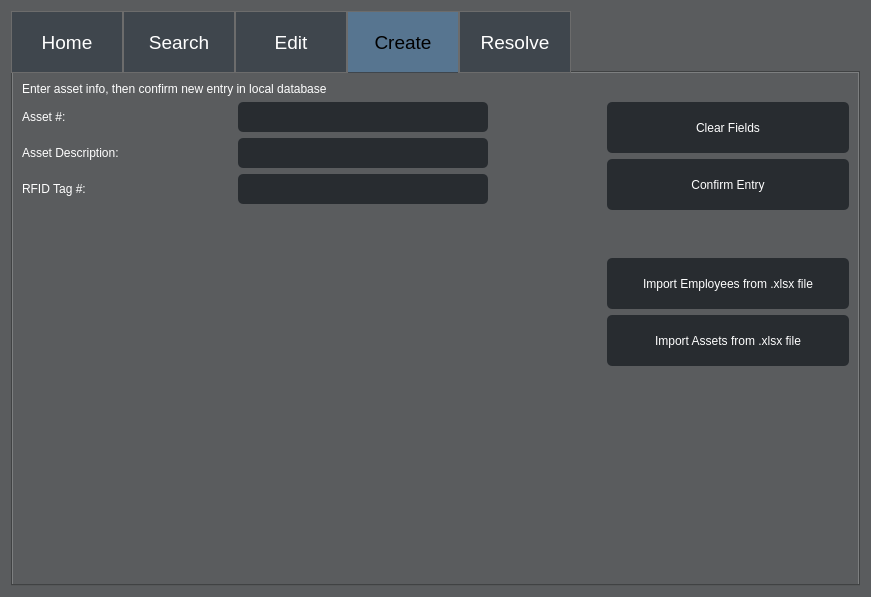
This is ui/Admin_Level2_Access.ui in Capstone-RFID/Code as Qt 5 draws it before an edit. The edited form follows.
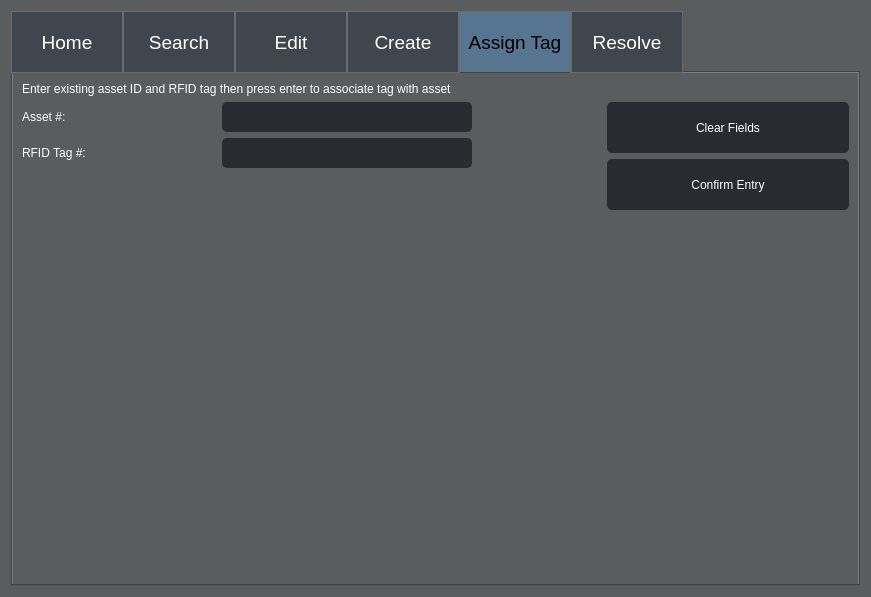
This is the edited form.

Commit message:
Made an Assign Tag tab
Not sure if having RFID assignment in the create tab really makes a lot of sense, made a new tab just for assigning RFID tags to assets

Patch:
```diff
--- a/ui/Admin_Level2_Access.ui
+++ b/ui/Admin_Level2_Access.ui
@@ -128,7 +128,7 @@
 </string>
      </property>
      <property name="currentIndex">
-      <number>3</number>
+      <number>4</number>
      </property>
      <property name="iconSize">
       <size>
@@ -1563,6 +1563,262 @@
        </item>
       </layout>
      </widget>
+     <widget class="QWidget" name="Assign_Tag_Tab">
+      <attribute name="title">
+       <string>Assign Tag</string>
+      </attribute>
+      <layout class="QHBoxLayout" name="horizontalLayout_4">
+       <item>
+        <layout class="QGridLayout" name="gridLayout_7">
+         <item row="0" column="0" colspan="2">
+          <widget class="QLabel" name="Create_Prompt_Label_2">
+           <property name="styleSheet">
+            <string notr="true">color: rgb(255, 255, 255);
+font: Bold 14pt &quot;MS Shell Dlg 2&quot;;</string>
+           </property>
+           <property name="text">
+            <string>Enter existing asset ID and RFID tag then press enter to associate tag with asset</string>
+           </property>
+          </widget>
+         </item>
+         <item row="1" column="1">
+          <layout class="QVBoxLayout" name="verticalLayout_9">
+           <item>
+            <widget class="QPushButton" name="AssignTag_Clear_Fields_Button">
+             <property name="minimumSize">
+              <size>
+               <width>242</width>
+               <height>51</height>
+              </size>
+             </property>
+             <property name="styleSheet">
+              <string notr="true">QPushButton#AssignTag_Clear_Fields_Button {
+background-color: #282c30;
+color: rgb(255, 255, 255);
+border-style: outset;
+font: 14pt &quot;MS Shell Dlg 2&quot;;
+min-width: 10em;
+padding: 6px;
+}
+QPushButton#AssignTag_Clear_Fields_Button:pressed {
+    background-color: #577590;
+    border-style: inset;
+}</string>
+             </property>
+             <property name="text">
+              <string>Clear Fields</string>
+             </property>
+            </widget>
+           </item>
+           <item>
+            <widget class="QPushButton" name="AssignTag_Confirm_Entry_Button">
+             <property name="minimumSize">
+              <size>
+               <width>242</width>
+               <height>51</height>
+              </size>
+             </property>
+             <property name="styleSheet">
+              <string notr="true">QPushButton#AssignTag_Confirm_Entry_Button {
+background-color: #282c30;
+color: rgb(255, 255, 255);
+border-style: outset;
+font: 14pt &quot;MS Shell Dlg 2&quot;;
+min-width: 10em;
+padding: 6px;
+}
+QPushButton#AssignTag_Confirm_Entry_Button:pressed {
+    background-color: #577590;
+    border-style: inset;
+}</string>
+             </property>
+             <property name="text">
+              <string>Confirm Entry</string>
+             </property>
+            </widget>
+           </item>
+           <item>
+            <spacer name="verticalSpacer_11">
+             <property name="orientation">
+              <enum>Qt::Vertical</enum>
+             </property>
+             <property name="sizeHint" stdset="0">
+              <size>
+               <width>20</width>
+               <height>40</height>
+              </size>
+             </property>
+            </spacer>
+           </item>
+           <item>
+            <spacer name="verticalSpacer_12">
+             <property name="orientation">
+              <enum>Qt::Vertical</enum>
+             </property>
+             <property name="sizeHint" stdset="0">
+              <size>
+               <width>20</width>
+               <height>40</height>
+              </size>
+             </property>
+            </spacer>
+           </item>
+           <item>
+            <spacer name="verticalSpacer_13">
+             <property name="orientation">
+              <enum>Qt::Vertical</enum>
+             </property>
+             <property name="sizeHint" stdset="0">
+              <size>
+               <width>20</width>
+               <height>40</height>
+              </size>
+             </property>
+            </spacer>
+           </item>
+           <item>
+            <spacer name="verticalSpacer_14">
+             <property name="orientation">
+              <enum>Qt::Vertical</enum>
+             </property>
+             <property name="sizeHint" stdset="0">
+              <size>
+               <width>20</width>
+               <height>40</height>
+              </size>
+             </property>
+            </spacer>
+           </item>
+           <item>
+            <spacer name="verticalSpacer_15">
+             <property name="orientation">
+              <enum>Qt::Vertical</enum>
+             </property>
+             <property name="sizeHint" stdset="0">
+              <size>
+               <width>20</width>
+               <height>40</height>
+              </size>
+             </property>
+            </spacer>
+           </item>
+           <item>
+            <spacer name="verticalSpacer_16">
+             <property name="orientation">
+              <enum>Qt::Vertical</enum>
+             </property>
+             <property name="sizeHint" stdset="0">
+              <size>
+               <width>20</width>
+               <height>40</height>
+              </size>
+             </property>
+            </spacer>
+           </item>
+          </layout>
+         </item>
+         <item row="1" column="0">
+          <layout class="QGridLayout" name="gridLayout_8">
+           <item row="0" column="3">
+            <spacer name="horizontalSpacer_8">
+             <property name="orientation">
+              <enum>Qt::Horizontal</enum>
+             </property>
+             <property name="sizeHint" stdset="0">
+              <size>
+               <width>40</width>
+               <height>20</height>
+              </size>
+             </property>
+            </spacer>
+           </item>
+           <item row="0" column="1">
+            <spacer name="horizontalSpacer_7">
+             <property name="orientation">
+              <enum>Qt::Horizontal</enum>
+             </property>
+             <property name="sizeHint" stdset="0">
+              <size>
+               <width>40</width>
+               <height>20</height>
+              </size>
+             </property>
+            </spacer>
+           </item>
+           <item row="1" column="2">
+            <widget class="QLineEdit" name="AssignTag_RFID_Tag_Field">
+             <property name="minimumSize">
+              <size>
+               <width>250</width>
+               <height>30</height>
+              </size>
+             </property>
+             <property name="styleSheet">
+              <string notr="true">color: rgb(255, 255, 255);
+background-color: #282c30;
+font: 12pt &quot;MS Shell Dlg 2&quot;;</string>
+             </property>
+             <property name="text">
+              <string/>
+             </property>
+            </widget>
+           </item>
+           <item row="0" column="2">
+            <widget class="QLineEdit" name="AssetTag_Asset_Num_Field">
+             <property name="minimumSize">
+              <size>
+               <width>250</width>
+               <height>30</height>
+              </size>
+             </property>
+             <property name="styleSheet">
+              <string notr="true">color: rgb(255, 255, 255);
+background-color: #282c30;
+font: 12pt &quot;MS Shell Dlg 2&quot;;</string>
+             </property>
+            </widget>
+           </item>
+           <item row="1" column="0">
+            <widget class="QLabel" name="AssignTag_RFID_Tag_Label">
+             <property name="styleSheet">
+              <string notr="true">color: rgb(255, 255, 255);
+font: 12pt &quot;MS Shell Dlg 2&quot;;</string>
+             </property>
+             <property name="text">
+              <string>RFID Tag #:</string>
+             </property>
+            </widget>
+           </item>
+           <item row="0" column="0">
+            <widget class="QLabel" name="AssignTag_Asset_Num_Label">
+             <property name="styleSheet">
+              <string notr="true">color: rgb(255, 255, 255);
+font: 12pt &quot;MS Shell Dlg 2&quot;;</string>
+             </property>
+             <property name="text">
+              <string>Asset #:</string>
+             </property>
+            </widget>
+           </item>
+           <item row="5" column="2">
+            <spacer name="verticalSpacer_17">
+             <property name="orientation">
+              <enum>Qt::Vertical</enum>
+             </property>
+             <property name="sizeHint" stdset="0">
+              <size>
+               <width>20</width>
+               <height>88</height>
+              </size>
+             </property>
+            </spacer>
+           </item>
+          </layout>
+         </item>
+        </layout>
+       </item>
+      </layout>
+     </widget>
      <widget class="QWidget" name="Resolve_Tab">
       <attribute name="title">
        <string>Resolve</string>
```
The commit also changes 2 other files.
